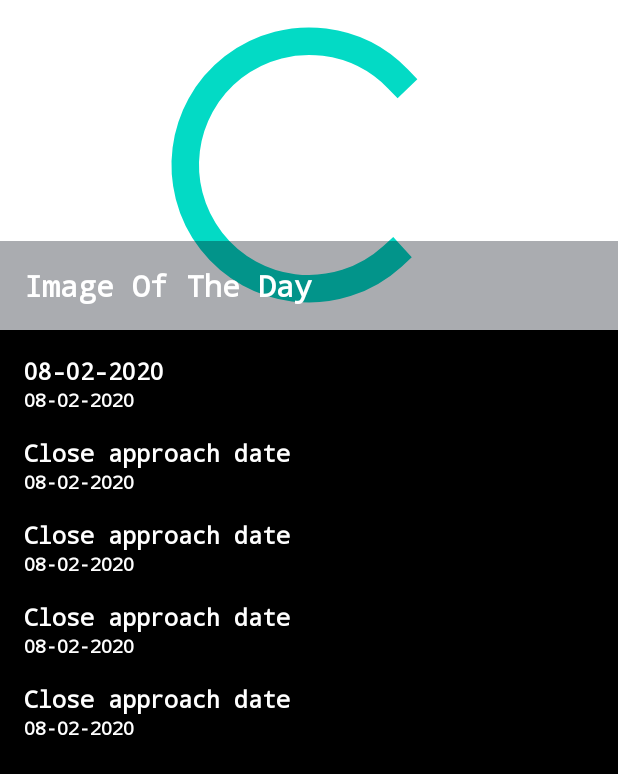
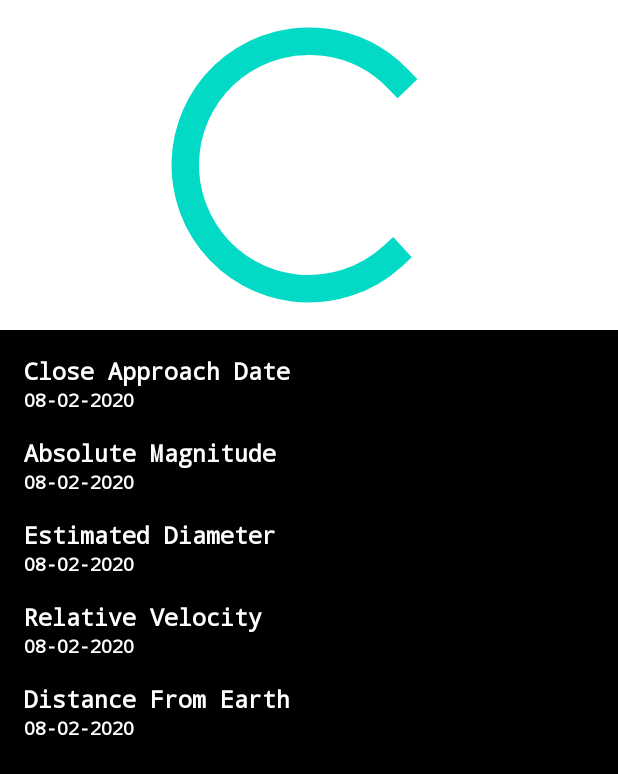
Before and after one commit to BrandedNomad/AndroidAsteroidScanner, an Android app: the layout fragment_detail.xml on its own in the app's theme, with its tools: preview values and no code run, on a phone screen of 412 x 824 dp. Shown: the top 774 px of the screen. Run offline under Robolectric (Android 15) with nearby library versions, the phone set to English and light mode, and no system bars.

Commit message:
feat: added detail view with databinding

```diff
--- a/app/build.gradle
+++ b/app/build.gradle
@@ -1,9 +1,9 @@
 plugins {
     id 'com.android.application'
     id 'org.jetbrains.kotlin.android'
-    id 'androidx.navigation.safeargs'
     id 'kotlin-parcelize'
     id 'kotlin-kapt'
+    id 'androidx.navigation.safeargs'
 }
 
 android {
@@ -11,7 +11,7 @@ android {
 
     defaultConfig {
         applicationId "com.example.asteroidscanner"
-        minSdk 20
+        minSdk 21
         targetSdk 31
         versionCode 1
         versionName "1.0"
@@ -57,6 +57,7 @@ dependencies {
     implementation "androidx.navigation:navigation-fragment:2.4.1"
     implementation "androidx.navigation:navigation-runtime-ktx:2.4.1"
     implementation "androidx.navigation:navigation-ui:2.4.1"
+    implementation "androidx.navigation:navigation-dynamic-features-fragment:2.4.1"
     //implementation "android.arch.navigation:navigation-ui-ktx:1.0.0"
 
     //Room and Lifecycle
--- a/app/src/main/java/com/example/asteroidscanner/domain/Asteroid.kt
+++ b/app/src/main/java/com/example/asteroidscanner/domain/Asteroid.kt
@@ -1,7 +1,10 @@
 package com.example.asteroidscanner.domain
 
+import android.os.Parcelable
+import kotlinx.android.parcel.Parcelize
 
 
+@Parcelize
 data class Asteroid(
     val id:String,
     val name:String,
@@ -12,4 +15,4 @@ data class Asteroid(
     val relative_velocity: String,
     val distance_from_earth: String,
     val status: Boolean
-)
+) : Parcelable
--- a/app/src/main/res/layout/fragment_detail.xml
+++ b/app/src/main/res/layout/fragment_detail.xml
@@ -29,13 +29,7 @@
                 android:layout_width="match_parent"
                 android:layout_height="match_parent"
                 android:visibility="visible"/>
-            <TextView
-                android:id="@+id/statusImageTitle"
-                android:layout_width="match_parent"
-                android:layout_height="wrap_content"
-                style="@style/mainTitle"
-                android:layout_gravity="bottom"
-                android:text="@string/imageOfTheDayTitle"/>
+
         </FrameLayout>
         <LinearLayout
             android:id="@+id/detailListView"
@@ -53,7 +47,7 @@
                 android:id="@+id/titleCloseApproach"
                 android:layout_width="match_parent"
                 android:layout_height="wrap_content"
-                android:text="08-02-2020"/>
+                android:text="Close Approach Date"/>
             <TextView
                 style="@style/detailInfo"
                 android:id="@+id/infoCloseApproach"
@@ -65,7 +59,7 @@
                 android:id="@+id/titleAbsoluteMagnitude"
                 android:layout_width="match_parent"
                 android:layout_height="wrap_content"
-                android:text="Close approach date"/>
+                android:text="Absolute Magnitude"/>
             <TextView
                 style="@style/detailInfo"
                 android:id="@+id/infoAbsoluteMagnitude"
@@ -77,7 +71,7 @@
                 android:id="@+id/titleEstimatedDiameter"
                 android:layout_width="match_parent"
                 android:layout_height="wrap_content"
-                android:text="Close approach date"/>
+                android:text="Estimated Diameter"/>
             <TextView
                 style="@style/detailInfo"
                 android:id="@+id/infoEstimatedDiameter"
@@ -89,7 +83,7 @@
                 android:id="@+id/titleRelativeVelocity"
                 android:layout_width="match_parent"
                 android:layout_height="wrap_content"
-                android:text="Close approach date"/>
+                android:text="Relative Velocity"/>
             <TextView
                 style="@style/detailInfo"
                 android:id="@+id/infoRelativeVelocity"
@@ -101,7 +95,7 @@
                 android:id="@+id/titleDistanceFromEarth"
                 android:layout_width="match_parent"
                 android:layout_height="wrap_content"
-                android:text="Close approach date"/>
+                android:text="Distance From Earth"/>
             <TextView
                 style="@style/detailInfo"
                 android:id="@+id/infoDistanceFromEarth"
--- a/app/src/main/res/navigation/main_navigation.xml
+++ b/app/src/main/res/navigation/main_navigation.xml
@@ -17,6 +17,10 @@
         android:id="@+id/detailFragmentDestination"
         android:name="com.example.asteroidscanner.ui.detail.DetailFragment"
         android:label="DetailFragment" >
+        <argument
+            android:name="selectedAsteroid"
+            app:argType="com.example.asteroidscanner.domain.Asteroid"
+            />
         <action
             android:id="@+id/action_detailFragmentDestination_to_mainFragmentDestination"
             app:destination="@id/mainFragmentDestination"
```
Also changed, not shown: app/src/main/java/com/example/asteroidscanner/shared/Util.kt (+33 -5 lines), app/src/main/java/com/example/asteroidscanner/ui/detail/DetailFragment.kt (+17 -0 lines), app/src/main/java/com/example/asteroidscanner/ui/detail/DetailViewModel.kt (added, +22 -0 lines), app/src/main/java/com/example/asteroidscanner/ui/detail/DetailViewModelFactory.kt (added, +16 -0 lines), app/src/main/java/com/example/asteroidscanner/ui/main/MainFragment.kt (+10 -6 lines), build.gradle (+6 -1 lines).
